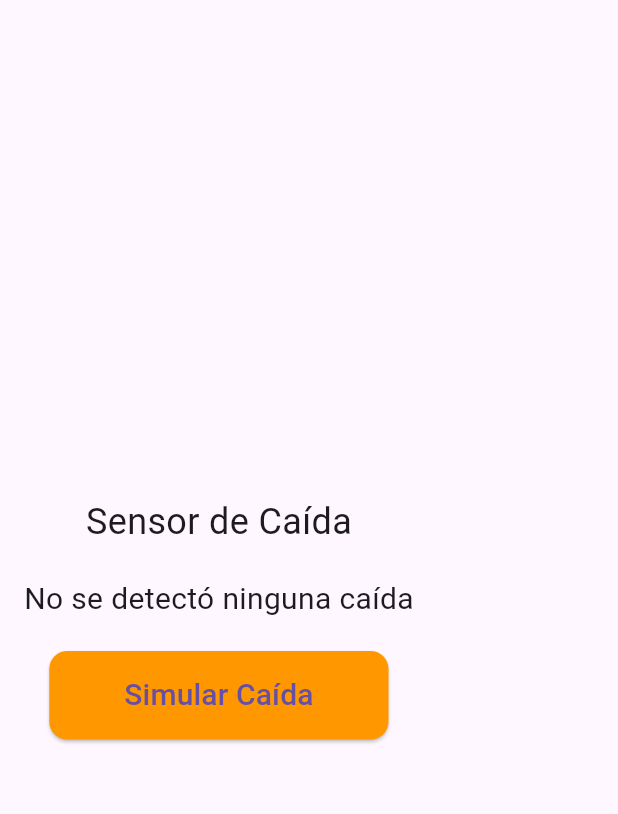
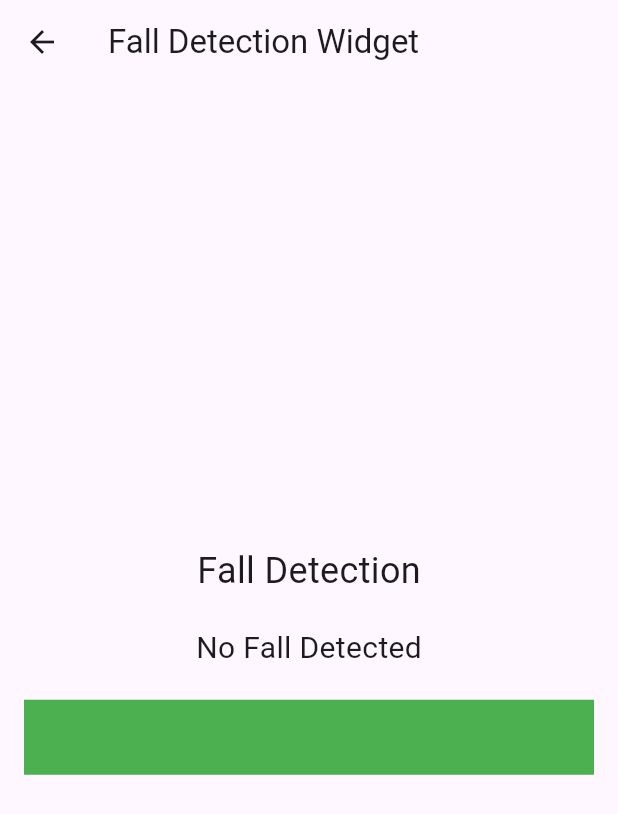
Before and after one commit to lopezpablo21/MET-06, a Flutter app: the FallSensorScreen screen opened directly, on a phone screen of 412 x 824 dp. Shown: the top 814 px of the screen. Run offline on Flutter 3.47's test engine with Material 3 defaults, Android fonts, the phone set to English and light mode, and no system bars; our stand-ins replace firebase_auth, firebase_core, firebase_database; accounts and stored records are empty.

Commit message:
Fluter done
All done except background

```diff
--- a/final_app_group3_V2/lib/Screens/fall_screen.dart
+++ b/final_app_group3_V2/lib/Screens/fall_screen.dart
@@ -9,6 +9,7 @@ class FallSensorScreen extends StatefulWidget {
 class _FallSensorScreenState extends State<FallSensorScreen> {
   final DatabaseReference _fallSensorRef = FirebaseDatabase.instance.ref('/board/modes/fall/falled');
   bool _fallDetected = false;
+
 
   @override
   void initState() {
@@ -23,33 +24,36 @@ class _FallSensorScreenState extends State<FallSensorScreen> {
 
   @override
   Widget build(BuildContext context) {
-    return Padding(
+    Color color = _fallDetected ? Colors.red : Colors.green;
+    return Scaffold(
+      appBar: AppBar(
+        title: Text('Fall Detection Widget'),
+      ),
+      body: Padding(
         padding: const EdgeInsets.all(16.0),
         child: Column(
           mainAxisAlignment: MainAxisAlignment.center,
           children: [
-          Text('Sensor de Caída', style: TextStyle(fontSize: 24)),
+            Text('Fall Detection', style: TextStyle(fontSize: 24)),
             SizedBox(height: 20),
             _fallDetected
-              ? Text('¡Caída detectada!', style: TextStyle(fontSize: 20, color: Colors.red))
-              : Text('No se detectó ninguna caída', style: TextStyle(fontSize: 20)),
+                ? Text('¡FALL DETECTED!', style: TextStyle(fontSize: 20, color: Colors.red))
+                : Text('No Fall Detected', style: TextStyle(fontSize: 20)),
             SizedBox(height: 20),
-          ElevatedButton(
-            onPressed: () {
-              // Lógica para simular caída (por ejemplo, actualizar el valor en la base de datos)
-              _fallSensorRef.set(true);
-            },
-            child: Text('Simular Caída', style: TextStyle(fontSize: 20)),
-            style: ElevatedButton.styleFrom(
-              backgroundColor: Colors.orange,
-              padding: EdgeInsets.symmetric(horizontal: 50, vertical: 15),
-              shape: RoundedRectangleBorder(
-                borderRadius: BorderRadius.circular(12),
+            Container(
+              width: 2000, // Width of the screen minus horizontal padding
+              height: 50,
+              color: color,
+              child: Center(
+                child: Text(
+                  '', // Replace with your actual text content
+                  style: TextStyle(fontSize: 20, color: Colors.white),
                 ),
               ),
             ),
           ],
         ),
+      ),
     );
   }
 }
```
Also changed, not shown: final_app_group3_V2/lib/Screens/faucet_screen.dart (+9 -6 lines), final_app_group3_V2/lib/Screens/light_screen.dart (+73 -41 lines), final_app_group3_V2/lib/main.dart (+5 -5 lines), final_app_group3_V2/pubspec.yaml (+8 -8 lines), final_app_group3_V2/images/bombilla.jpg (renamed from final_app_group3_V2/lib/assets/images/bombilla.jpg), final_app_group3_V2/images/caida.jpg (renamed from final_app_group3_V2/lib/assets/images/caida.jpg), final_app_group3_V2/images/comedor.jpg (renamed from final_app_group3_V2/lib/assets/images/comedor.jpg), final_app_group3_V2/images/escaleras.jpg (renamed from final_app_group3_V2/lib/assets/images/escaleras.jpg), final_app_group3_V2/images/fondo 1.png (renamed from final_app_group3_V2/lib/assets/images/fondo 1.png), final_app_group3_V2/images/fondo 2.png (renamed from final_app_group3_V2/lib/assets/images/fondo 2.png), final_app_group3_V2/images/fondo 3.png (renamed from final_app_group3_V2/lib/assets/images/fondo 3.png), final_app_group3_V2/images/grifo.jpg (renamed from final_app_group3_V2/lib/assets/images/grifo.jpg), final_app_group3_V2/images/lavabo.jpg (renamed from final_app_group3_V2/lib/assets/images/lavabo.jpg), final_app_group3_V2/images/luz.png (renamed from final_app_group3_V2/lib/assets/images/luz.png), 3 more files. Lines whose indentation alone changed are shown as unchanged.
